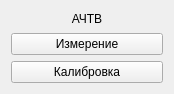
Before: the Qt Designer form choisedialog/ko2.ui in krang4d/Agrekola, drawn with Qt 5.
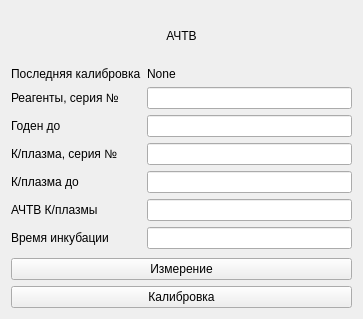
After: the same form once the commit is applied.

Commit message: add to choisedialog a calibration data

Diff of the .ui file:
```diff
--- a/choisedialog/ko2.ui
+++ b/choisedialog/ko2.ui
@@ -6,51 +6,158 @@
    <rect>
     <x>0</x>
     <y>0</y>
-    <width>174</width>
-    <height>94</height>
+    <width>363</width>
+    <height>319</height>
    </rect>
   </property>
   <property name="windowTitle">
    <string>Form</string>
   </property>
-  <layout class="QVBoxLayout" name="verticalLayout_2">
+  <layout class="QVBoxLayout" name="verticalLayout">
    <item>
-    <layout class="QVBoxLayout" name="verticalLayout">
-     <item>
-      <widget class="QLabel" name="label">
+    <widget class="QLabel" name="label">
+     <property name="sizePolicy">
+      <sizepolicy hsizetype="Preferred" vsizetype="Preferred">
+       <horstretch>0</horstretch>
+       <verstretch>0</verstretch>
+      </sizepolicy>
+     </property>
+     <property name="maximumSize">
+      <size>
+       <width>16777215</width>
+       <height>50</height>
+      </size>
+     </property>
+     <property name="text">
+      <string>АЧТВ</string>
+     </property>
+     <property name="alignment">
+      <set>Qt::AlignCenter</set>
+     </property>
+     <property name="buddy">
+      <cstring>startButton</cstring>
+     </property>
+    </widget>
+   </item>
+   <item>
+    <layout class="QFormLayout" name="formLayout">
+     <item row="0" column="0">
+      <widget class="QLabel" name="label_27">
        <property name="text">
-        <string>АЧТВ</string>
+        <string>Последняя калибровка</string>
        </property>
-       <property name="alignment">
-        <set>Qt::AlignCenter</set>
+      </widget>
+     </item>
+     <item row="0" column="1">
+      <widget class="QLabel" name="label_calibrationData_3">
+       <property name="minimumSize">
+        <size>
+         <width>40</width>
+         <height>0</height>
+        </size>
        </property>
+       <property name="text">
+        <string>None</string>
+       </property>
+      </widget>
+     </item>
+     <item row="1" column="0">
+      <widget class="QLabel" name="label_21">
+       <property name="text">
+        <string>Реагенты, серия №</string>
+       </property>
        <property name="buddy">
-        <cstring>startButton</cstring>
+        <cstring>lineEdit_18</cstring>
        </property>
       </widget>
      </item>
-     <item>
-      <widget class="QPushButton" name="startButton">
+     <item row="1" column="1">
+      <widget class="QLineEdit" name="lineEdit_18"/>
+     </item>
+     <item row="2" column="0">
+      <widget class="QLabel" name="label_30">
        <property name="text">
-        <string>Измерение</string>
+        <string>Годен до</string>
        </property>
-       <property name="shortcut">
-        <string>Return</string>
+       <property name="buddy">
+        <cstring>lineEdit_19</cstring>
        </property>
       </widget>
      </item>
-     <item>
-      <widget class="QPushButton" name="calibr1Button">
+     <item row="2" column="1">
+      <widget class="QLineEdit" name="lineEdit_19"/>
+     </item>
+     <item row="3" column="0">
+      <widget class="QLabel" name="label_24">
        <property name="text">
-        <string>Калибровка</string>
+        <string>К/плазма, серия №</string>
        </property>
-       <property name="shortcut">
-        <string>Ctrl+Return</string>
+       <property name="buddy">
+        <cstring>lineEdit_20</cstring>
        </property>
       </widget>
      </item>
+     <item row="3" column="1">
+      <widget class="QLineEdit" name="lineEdit_20"/>
+     </item>
+     <item row="4" column="0">
+      <widget class="QLabel" name="label_23">
+       <property name="text">
+        <string>К/плазма до</string>
+       </property>
+       <property name="buddy">
+        <cstring>lineEdit_21</cstring>
+       </property>
+      </widget>
+     </item>
+     <item row="4" column="1">
+      <widget class="QLineEdit" name="lineEdit_21"/>
+     </item>
+     <item row="5" column="0">
+      <widget class="QLabel" name="label_25">
+       <property name="text">
+        <string>АЧТВ К/плазмы</string>
+       </property>
+       <property name="buddy">
+        <cstring>lineEdit_22</cstring>
+       </property>
+      </widget>
+     </item>
+     <item row="5" column="1">
+      <widget class="QLineEdit" name="lineEdit_22"/>
+     </item>
+     <item row="6" column="0">
+      <widget class="QLabel" name="label_26">
+       <property name="text">
+        <string>Время инкубации</string>
+       </property>
+      </widget>
+     </item>
+     <item row="6" column="1">
+      <widget class="QLineEdit" name="lineEdit_2"/>
+     </item>
     </layout>
    </item>
+   <item>
+    <widget class="QPushButton" name="startButton">
+     <property name="text">
+      <string>Измерение</string>
+     </property>
+     <property name="shortcut">
+      <string>Return</string>
+     </property>
+    </widget>
+   </item>
+   <item>
+    <widget class="QPushButton" name="calibr1Button">
+     <property name="text">
+      <string>Калибровка</string>
+     </property>
+     <property name="shortcut">
+      <string>Ctrl+Return</string>
+     </property>
+    </widget>
+   </item>
   </layout>
  </widget>
  <resources/>
```
The commit also changes 8 other files.
